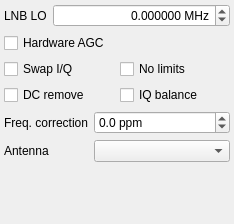
Qt form src/qtgui/dockinputctl.ui (gqrx-sdr/gqrx) before a commit.
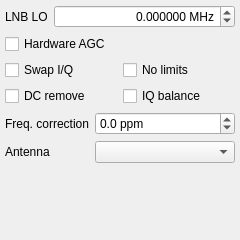
The same form after that commit. Icons and pictures are not drawn.

Commit message: Adjust dock widget sizes and margins.

Diff of the .ui file:
```diff
--- a/src/qtgui/dockinputctl.ui
+++ b/src/qtgui/dockinputctl.ui
@@ -6,14 +6,14 @@
    <rect>
     <x>0</x>
     <y>0</y>
-    <width>234</width>
-    <height>224</height>
+    <width>240</width>
+    <height>240</height>
    </rect>
   </property>
   <property name="minimumSize">
    <size>
-    <width>234</width>
-    <height>224</height>
+    <width>240</width>
+    <height>240</height>
    </size>
   </property>
   <property name="windowIcon">
@@ -35,16 +35,16 @@
      <number>6</number>
     </property>
     <property name="leftMargin">
-     <number>4</number>
+     <number>5</number>
     </property>
     <property name="topMargin">
-     <number>4</number>
+     <number>5</number>
     </property>
     <property name="rightMargin">
-     <number>4</number>
+     <number>5</number>
     </property>
     <property name="bottomMargin">
-     <number>4</number>
+     <number>5</number>
     </property>
     <item>
      <layout class="QHBoxLayout" name="horizontalLayout">
@@ -221,7 +221,7 @@
       </property>
       <property name="sizeHint" stdset="0">
        <size>
-        <width>20</width>
+        <width>5</width>
         <height>0</height>
        </size>
       </property>
```
The commit also changes 1 other file.
